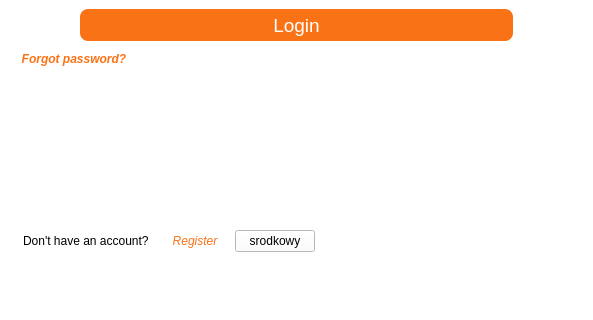
Above: mainwindow.ui from Ph4sm4/FinelogApp before the change; both pictures show x 0 to 593 and y 347 to 667 of the 593 by 667 pixel window. Below: the same form after it.
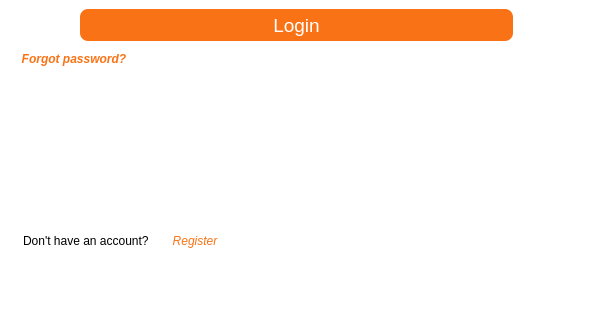
That is the form after the change. Icons and pictures are not drawn.

```diff
--- a/mainwindow.ui
+++ b/mainwindow.ui
@@ -461,13 +461,6 @@
               </property>
              </widget>
             </item>
-            <item>
-             <widget class="QPushButton" name="pushButton_3">
-              <property name="text">
-               <string>srodkowy</string>
-              </property>
-             </widget>
-            </item>
             <item>
              <spacer name="horizontalSpacer">
               <property name="orientation">
```
